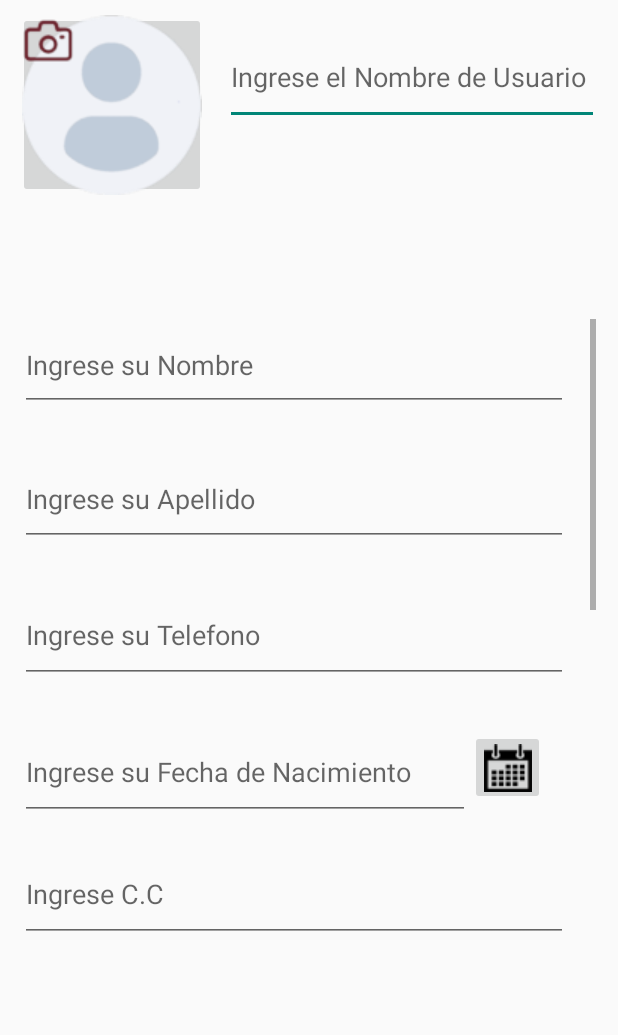
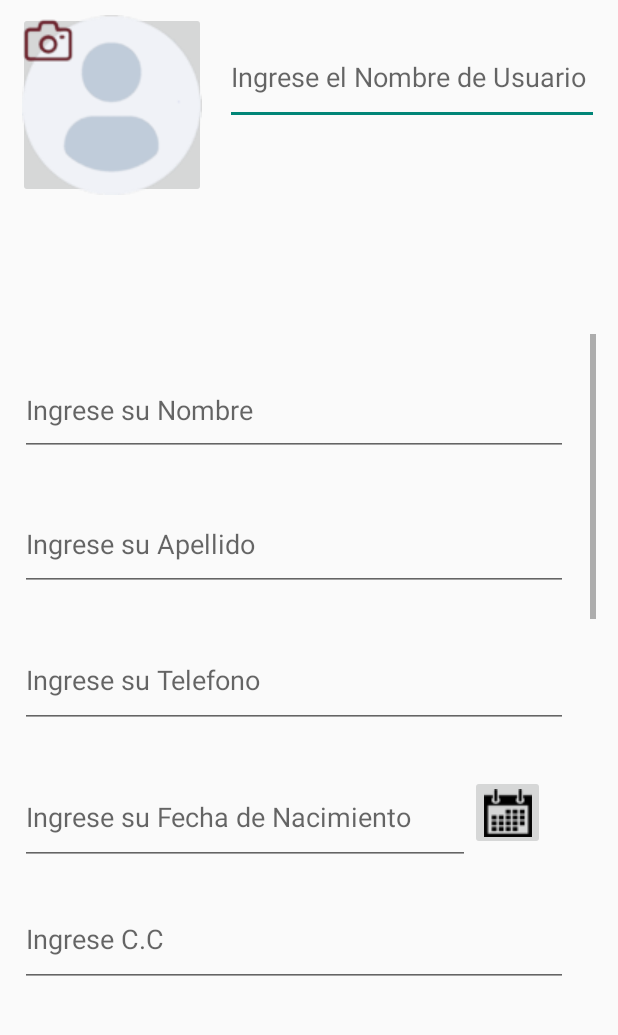
Before and after one commit to lauraisajb/HomeHelp, an Android app: the SingUp screen opened directly, with no data from a screen before it, on a phone screen of 412 x 824 dp, the part 120-1155 px from its top. Run offline under Robolectric (Android 15) with nearby library versions, the phone set to English and light mode, and no system bars.

```diff
--- a/app/src/main/res/layout/activity_sing_up.xml
+++ b/app/src/main/res/layout/activity_sing_up.xml
@@ -77,12 +77,12 @@
             app:layout_constraintTop_toBottomOf="@+id/imageView" />
 
 
-
         <ScrollView
             android:id="@+id/scrollView2"
             android:layout_width="384dp"
             android:layout_height="451dp"
             app:layout_constraintBottom_toBottomOf="parent"
+            android:layout_marginTop="20dp"
             app:layout_constraintEnd_toEndOf="parent"
             app:layout_constraintHorizontal_bias="0.481"
             app:layout_constraintStart_toStartOf="parent"
@@ -91,7 +91,8 @@
             <LinearLayout
                 android:layout_width="match_parent"
                 android:layout_height="wrap_content"
-                    android:orientation="vertical">
+                android:orientation="vertical"
+                android:layout_marginTop="20dp">
 
                 <EditText
                     android:id="@+id/editTextTextFirstName"
@@ -309,7 +310,6 @@
         </ScrollView>
 
 
-
     </androidx.constraintlayout.widget.ConstraintLayout>
 
 </LinearLayout>
```
Also changed, not shown: app/src/main/AndroidManifest.xml (+7 -1 lines). Lines whose indentation alone changed are shown as unchanged.
